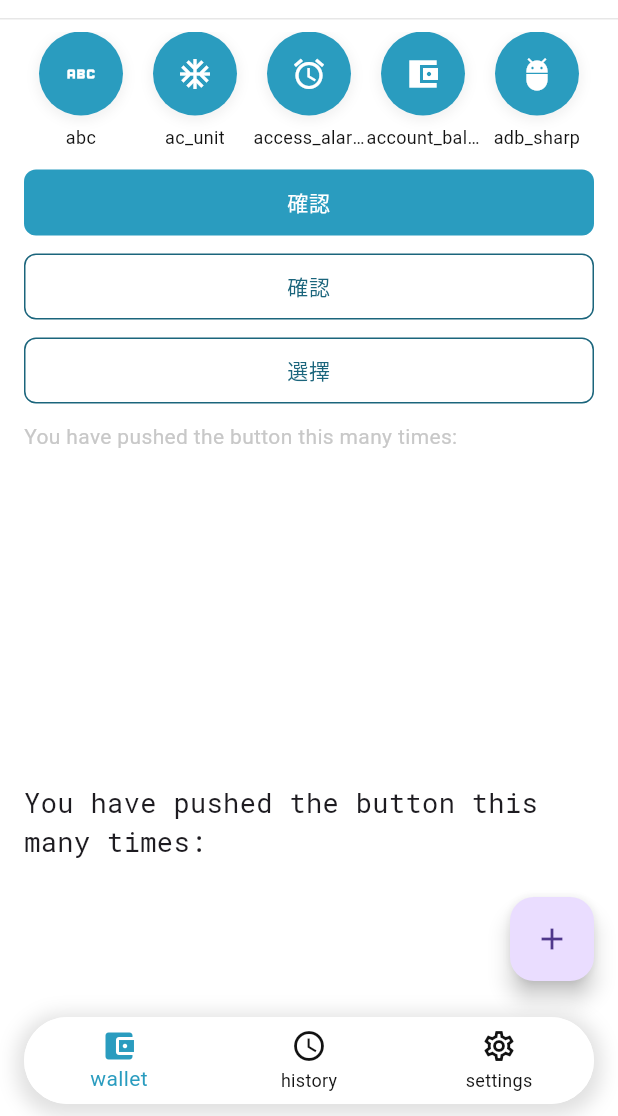
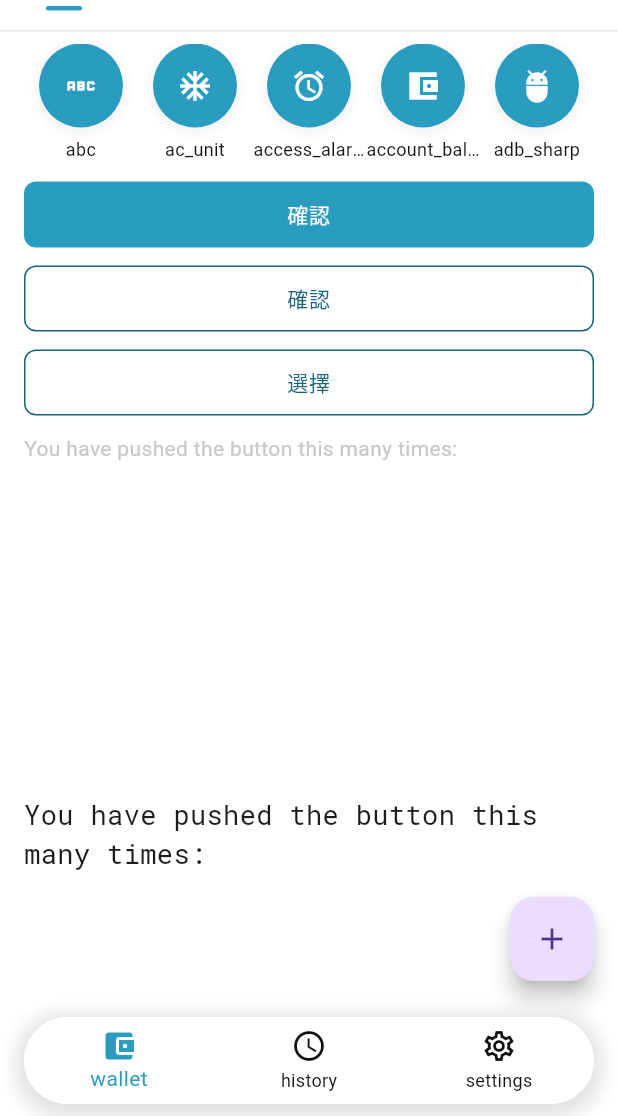
Before and after one commit to jun870805/blockchain_wallet, a Flutter app: the screen it shows after launch, on a phone screen of 412 x 824 dp, the part 120-1236 px from its top. Run offline on Flutter 3.47's test engine with Material 2 defaults, Android fonts, the phone set to English and light mode, and no system bars; drawn by our look-alikes of auto_size_text; our stand-ins replace flutter_riverpod, flutter_spinkit, shared_preferences; Roboto replaces fonts that are missing (MicrosoftJhengHei).

Commit message:
更新tab bar樣式

```diff
--- a/lib/shared/components/bar/tab_bar.dart
+++ b/lib/shared/components/bar/tab_bar.dart
@@ -3,9 +3,13 @@ import 'package:flutter/material.dart';
 import '../../../core/models/models.dart';
 import '../components.dart';
 
-const double _kTabHeight = 24.0;
+const double _kTabHeight = 32.0;
 
 const double _kTabButtonIconSize = 16.0;
+
+const double _kDividerWidth = 24;
+
+const double _kDividerHeight = 3;
 
 const EdgeInsets _kTabBarPadding = EdgeInsets.only(
   left: 16.0,
@@ -19,6 +23,10 @@ const EdgeInsets _kTabButtonIconPadding = EdgeInsets.only(
   top: 1,
 );
 
+const BorderRadius _kDividerBorderRadius = BorderRadius.all(
+  Radius.circular(100.0),
+);
+
 Color _getBackgroundColor(BuildContext context) {
   BWThemeData themeData = Theme.of(context).extension<BWThemeData>()!;
 
@@ -29,6 +37,12 @@ Color _getTabButtonIconColor(BuildContext context, bool isSelected) {
   BWThemeData themeData = Theme.of(context).extension<BWThemeData>()!;
 
   return isSelected ? themeData.color.primary : themeData.color.title;
+}
+
+Color _getDividerColor(BuildContext context) {
+  BWThemeData themeData = Theme.of(context).extension<BWThemeData>()!;
+
+  return themeData.color.primary;
 }
 
 TextStyle _getTabButtonTitleTextStyle(BuildContext context, bool isSelected) {
@@ -129,24 +143,56 @@ class _BWTabBarState extends State<BWTabBar>
       children.add(_buildTabButtonTitle(context, index));
     }
 
-    return Padding(
-      padding: _kTabButtonPadding,
-      child: GestureDetector(
-        onTap: () => _tabController?.animateTo(index),
-        child: Row(
-          mainAxisAlignment: MainAxisAlignment.center,
-          crossAxisAlignment: CrossAxisAlignment.center,
-          children: children,
+    return GestureDetector(
+      onTap: () => _tabController?.animateTo(index),
+      child: Row(
+        mainAxisAlignment: MainAxisAlignment.center,
+        crossAxisAlignment: CrossAxisAlignment.center,
+        children: children,
+      ),
+    );
+  }
+
+  Widget _buildDivider(BuildContext context) {
+    return Center(
+      child: Container(
+        width: _kDividerWidth,
+        height: _kDividerHeight,
+        decoration: BoxDecoration(
+          color: _getDividerColor(context),
+          borderRadius: _kDividerBorderRadius,
         ),
       ),
     );
   }
 
-  Widget _buildTabBar(BuildContext context) {
+  Widget _buildTabBarItem(BuildContext context, int index) {
+    bool isSelected = index == _tabController?.index;
+
+    List<Widget> children = [];
+
+    children.add(_buildTabButton(context, index));
+    if (isSelected) {
+      children.add(const SizedBox(height: 4));
+      children.add(_buildDivider(context));
+    }
+
+    return Padding(
+      padding: _kTabButtonPadding,
+      child: Column(
+        mainAxisAlignment: MainAxisAlignment.start,
+        crossAxisAlignment: CrossAxisAlignment.center,
+        children: children,
+      ),
+    );
+  }
+
+  Widget _buildTabBarRow(BuildContext context) {
     return Container(
       height: _kTabHeight,
       width: double.infinity,
       color: _getBackgroundColor(context),
+      alignment: Alignment.topLeft,
       child: SingleChildScrollView(
         padding: _kTabBarPadding,
         physics: const ClampingScrollPhysics(),
@@ -156,7 +202,7 @@ class _BWTabBarState extends State<BWTabBar>
           crossAxisAlignment: CrossAxisAlignment.center,
           children: List.generate(
             widget.items.length,
-            (index) => _buildTabButton(context, index),
+            (index) => _buildTabBarItem(context, index),
           ),
         ),
       ),
@@ -176,7 +222,7 @@ class _BWTabBarState extends State<BWTabBar>
   Widget build(BuildContext context) {
     List<Widget> children = [];
 
-    children.add(_buildTabBar(context));
+    children.add(_buildTabBarRow(context));
     children.add(const SizedBox(height: 12));
     children.add(const BWDivider(type: DividerType.horizontal));
     children.add(_buildTabBarView(context));
```
